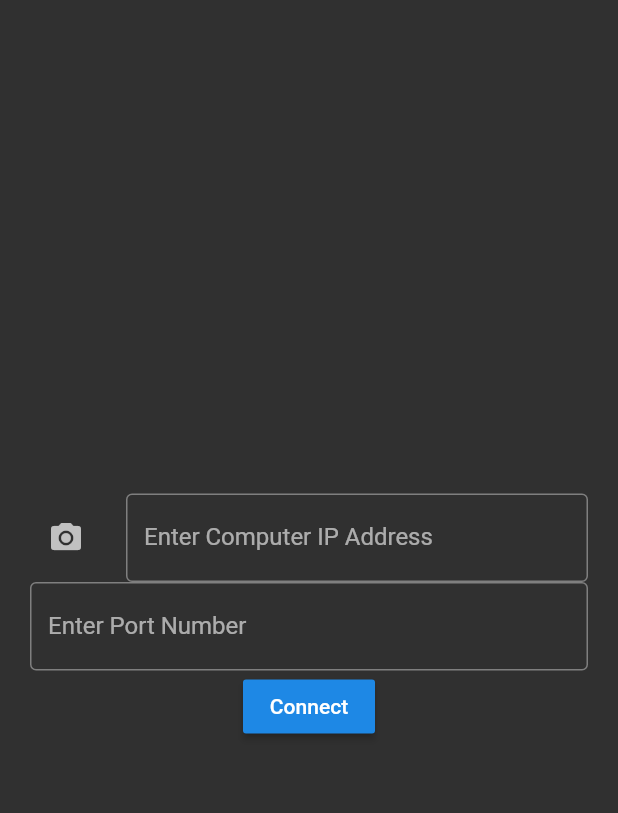
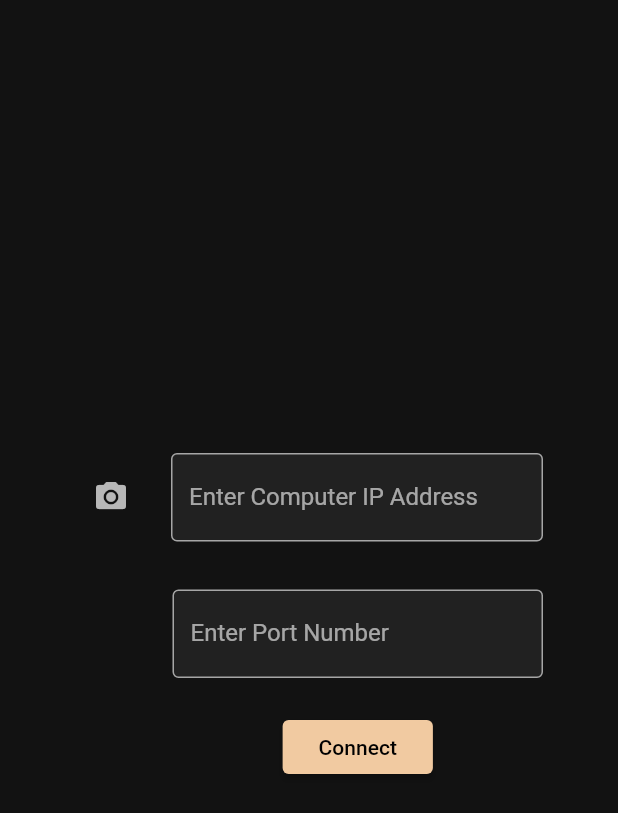
Before and after one commit to HeyItsPatrick/VolumeMixerCompanion, a Flutter app: the screen it shows after launch, on a phone screen of 412 x 824 dp. Shown: the top 813 px of the screen. Run offline on Flutter 3.47's test engine with Material 2 defaults, Android fonts, the phone set to English and light mode, and no system bars; missing offline and left inert: barcode_scan.

Commit message:
Built color palette

```diff
--- a/lib/about_panel.dart
+++ b/lib/about_panel.dart
@@ -41,10 +41,8 @@ class _AboutPanelState extends State<AboutPanel> {
         SizedBox(
           height: 40.0,
         ),
-        FlatButton(
+        RaisedButton(
           child: Text("Enter new IP address"),
-          colorBrightness: Brightness.light,
-          color: Colors.grey,
           onPressed: () {
             Navigator.popUntil(context, ModalRoute.withName("/"));
           },
--- a/lib/main.dart
+++ b/lib/main.dart
@@ -11,17 +11,75 @@ Future<List<Text>> futureInfo;
 void main() => runApp(MyApp());
 
 class MyApp extends StatelessWidget {
+  final Color background = Color.fromARGB(255, 18, 18, 18); //black #121212
+  final Color surface = Color.fromARGB(255, 33, 33, 33); //light black #212121
+  final Color primary = Color.fromARGB(255, 31, 41, 51); //greyblue #1F2933
+  final Color primaryVariant = Color.fromARGB(255, 19, 25, 31); //#13191F
+  final Color secondary = Color.fromARGB(255, 241, 202, 161); //tan #F1CAA1
+  final Color secondaryVariant = Color.fromARGB(255, 145, 121, 97); //#917961
+  final Color text = Colors.grey;
+
   @override
   Widget build(BuildContext context) {
     return MaterialApp(
       title: 'Volume Mixer',
-      theme: ThemeData(
-        brightness: Brightness.dark,
+      debugShowCheckedModeBanner: false,
+      theme: ThemeData.dark().copyWith(
+        //sets everything to those from ThemeData.dark()
+        //Simple baseline to keep until I make full TextThemes
+        //Comments do not reflect *everything* the setting changes, just what is apparent in my project
+
+        //will most likely need to move over to just a ColorScheme eventually
+        //flutter.dev/go/material-theme-system-updates
+
+        //FAB background color
+        accentColor: secondary,
+        accentColorBrightness: Brightness.light,
+        //Raised Button
+        buttonTheme: ButtonThemeData(
+          buttonColor: secondary,
+          textTheme: ButtonTextTheme.primary,
+        ),
+        //Drawer background
+        canvasColor: background,
+        cursorColor: secondary,
+        dialogBackgroundColor: surface,
+        floatingActionButtonTheme: FloatingActionButtonThemeData(
+          backgroundColor: secondary,
+          foregroundColor: background,
+        ),
+        //Uncontained IconButton,Icon
+        iconTheme: IconThemeData(color: text),
+        inputDecorationTheme: InputDecorationTheme(
+          border: OutlineInputBorder(),
+          fillColor: surface,
+          filled: true,
+        ),
+        //AppBar
+        primaryColor: primary,
+        //AppBar text color
         primaryColorBrightness: Brightness.dark,
-        accentColorBrightness: Brightness.dark,
-        primaryColor: Colors.green,
-        accentColor: Colors.purple,
-        // sliderTheme: SliderThemeData(thumbColor: Colors.orange),
+        //AppBar hamburger menu icon
+        primaryIconTheme: IconThemeData(color: text),
+        scaffoldBackgroundColor: background,
+        sliderTheme: SliderThemeData(
+          activeTrackColor: secondary,
+          inactiveTrackColor: secondaryVariant,
+          overlayColor: secondaryVariant.withOpacity(.25),
+          thumbColor: secondary,
+        ),
+        //Selection background color
+        textSelectionColor: secondary,
+        //Popups that define edges of selection
+        textSelectionHandleColor: secondary,
+        textTheme: TextTheme(
+          //Uncontained Text widget
+          bodyText2: TextStyle(color: text),
+          //Dialog title
+          // headline6: TextStyle(color: text),
+          //Dialog body, textfield input body
+          // subtitle1: TextStyle(color: text),
+        ),
         visualDensity: VisualDensity.adaptivePlatformDensity,
       ),
       home: Home(),
@@ -40,7 +98,7 @@ class Home extends StatelessWidget {
         child: Form(
           key: _formKey,
           child: Padding(
-            padding: const EdgeInsets.all(20.0),
+            padding: const EdgeInsets.all(50.0),
             child: Column(
               crossAxisAlignment: CrossAxisAlignment.center,
               mainAxisAlignment: MainAxisAlignment.center,
@@ -54,7 +112,8 @@ class Home extends StatelessWidget {
                     ),
                     labelText: "Enter Computer IP Address",
                     hintText: "123.123.123.123",
-                    border: OutlineInputBorder(),
+                    //So error text doesn't change widget position
+                    helperText: " ",
                   ),
                   keyboardType: TextInputType.phone,
                   inputFormatters: [
@@ -64,11 +123,20 @@ class Home extends StatelessWidget {
                   onFieldSubmitted: (value) => _formKey.currentState.validate(),
                   validator: (value) => validateIPAddress(value),
                 ),
+                SizedBox(
+                  height: 10.0,
+                ),
+                Padding(
+                  padding: const EdgeInsets.only(
+                    left: 65.0,
+                  ),
+                  child: Column(
+                    children: <Widget>[
                       TextFormField(
                         decoration: InputDecoration(
                           labelText: "Enter Port Number",
                           hintText: "5000",
-                    border: OutlineInputBorder(),
+                          helperText: " ",
                         ),
                         keyboardType: TextInputType.phone,
                         inputFormatters: [
@@ -83,11 +151,7 @@ class Home extends StatelessWidget {
                         onPressed: () {
                           final state = _formKey.currentState;
                           if (state.validate()) {
-                      baseURL = "http://" +
-                          globalIPAddress +
-                          ":" +
-                          globalPort +
-                          "/volume/";
+                            baseURL = "http://" + globalIPAddress + ":" + globalPort + "/volume/";
                             Navigator.push(
                               context,
                               MaterialPageRoute(
@@ -96,7 +160,10 @@ class Home extends StatelessWidget {
                             );
                           }
                         },
-                )
+                      ),
+                    ],
+                  ),
+                ),
               ],
             ),
           ),
@@ -108,27 +175,16 @@ class Home extends StatelessWidget {
   Future scanQRCode(BuildContext context) async {
     try {
       var options = ScanOptions(
-        strings: {
-          "cancel": "Cancel",
-          "flash_on": "Flash On",
-          "flash_off": "Flash Off"
-        },
-        restrictFormat: [
-          BarcodeFormat.qr
-        ], //Only recognize QR codes and no other types of barcode
+        strings: {"cancel": "Cancel", "flash_on": "Flash On", "flash_off": "Flash Off"},
+        restrictFormat: [BarcodeFormat.qr], //Only recognize QR codes and no other types of barcode
         autoEnableFlash: false,
         android: AndroidOptions(useAutoFocus: true),
       );
       ScanResult result = await BarcodeScanner.scan(options: options);
       if (result.type == ResultType.Barcode) {
         List<String> splitInput = result.rawContent.split(":");
-        if (splitInput.length != 2)
-          showErrorDialog(
-              "Improperly formatted QR code data.\nShould be {IP Address}:{Port Number}",
-              context);
-        String validMessage = validateIPAddress(splitInput[0]) +
-            "\n" +
-            validatePort(splitInput[1]);
+        if (splitInput.length != 2) showErrorDialog("Improperly formatted QR code data.\nShould be {IP Address}:{Port Number}", context);
+        String validMessage = (validateIPAddress(splitInput[0]) ?? "") + "\n" + (validatePort(splitInput[1]) ?? "");
         if (validMessage.trim().isEmpty) {
           baseURL = "http://" + globalIPAddress + ":" + globalPort + "/volume/";
           Navigator.push(
@@ -143,8 +199,7 @@ class Home extends StatelessWidget {
       }
     } on PlatformException catch (e) {
       if (e.code == BarcodeScanner.cameraAccessDenied) {
-        showErrorDialog(
-            "App needs Camera permissions for this functionality.", context);
+        showErrorDialog("App needs Camera permissions for this functionality.", context);
       } else {
         showErrorDialog("Unknown error: $e", context);
       }
@@ -159,7 +214,7 @@ class Home extends StatelessWidget {
       return "Incorrectly formatted IP Address";
     else {
       globalIPAddress = value;
-      return "";
+      return null;
     }
   }
 
@@ -171,7 +226,7 @@ class Home extends StatelessWidget {
       return "Incorrectly formatted Port number";
     else {
       globalPort = value;
-      return "";
+      return null;
     }
   }
 
@@ -185,10 +240,17 @@ class Home extends StatelessWidget {
           content: Text(errorMessage),
           actions: <Widget>[
             FlatButton(
-                  child: Text("OK"),
-                  onPressed: () => Navigator.of(context).pop())
+              child: Text(
+                "OK",
+                // style: TextStyle(
+                //   color: Theme.of(context).textTheme.bodyText2.color,
+                // ),
+              ),
+              onPressed: () => Navigator.of(context).pop(),
+            ),
           ],
         );
-        });
+      },
+    );
   }
 }
```
Also changed, not shown: lib/volume.dart (+7 -16 lines), lib/volume_mixer.dart (+3 -5 lines), lib/volume_widget.dart (+15 -11 lines), 1 other file. Lines whose indentation alone changed are shown as unchanged.
